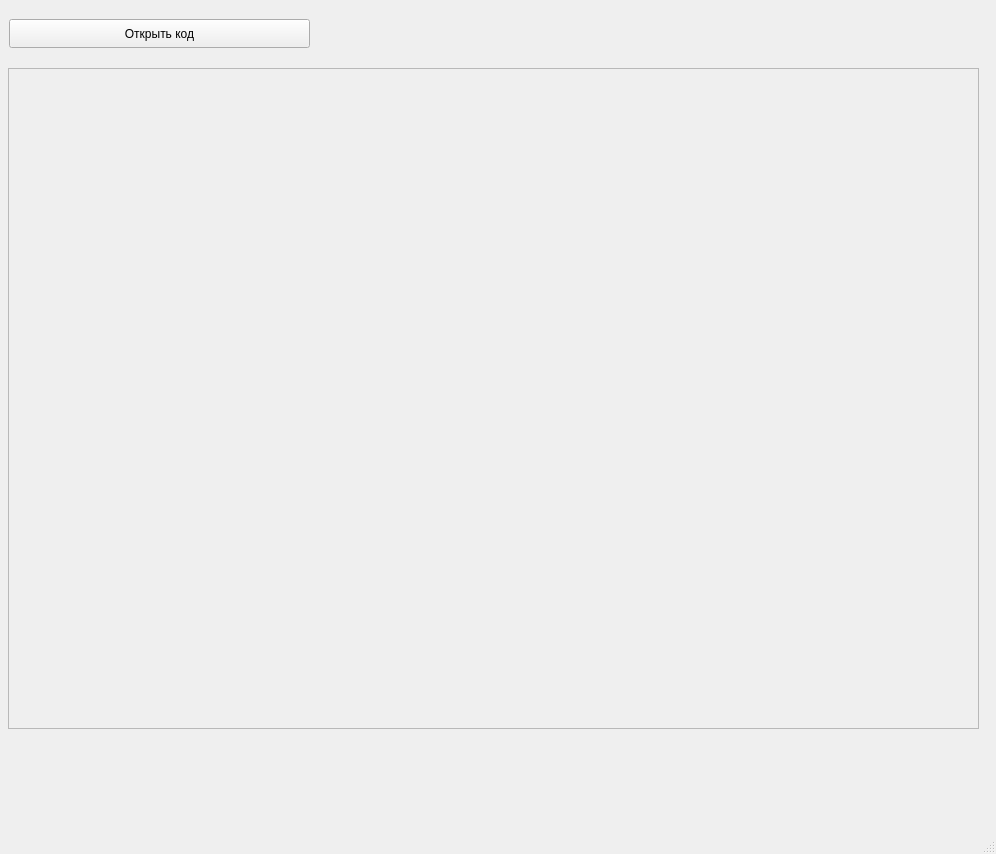
First picture: the form in mainwindow.ui, repository r0ka-op/221_3210_Navruzov, before the edit.
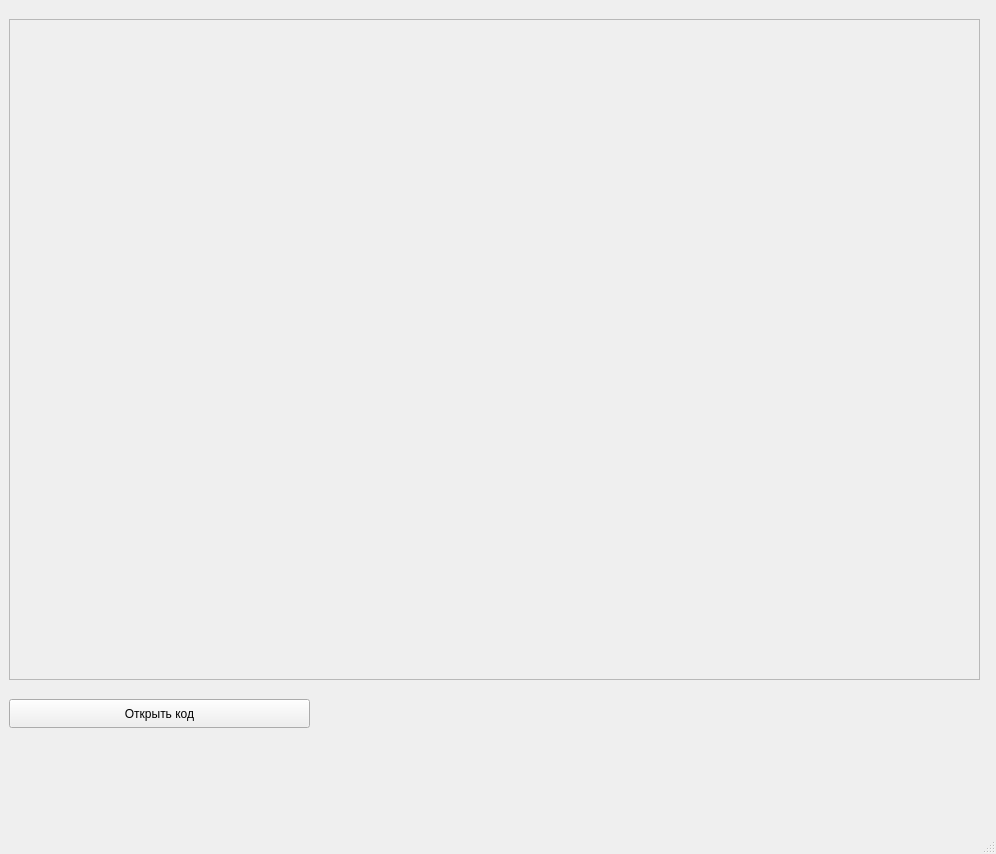
Second picture: the form after the edit.

Patch:
```diff
--- a/mainwindow.ui
+++ b/mainwindow.ui
@@ -117,7 +117,7 @@
        <property name="geometry">
         <rect>
          <x>10</x>
-         <y>20</y>
+         <y>700</y>
          <width>301</width>
          <height>29</height>
         </rect>
@@ -129,8 +129,8 @@
       <widget class="QFrame" name="frame">
        <property name="geometry">
         <rect>
-         <x>9</x>
-         <y>69</y>
+         <x>10</x>
+         <y>20</y>
          <width>971</width>
          <height>661</height>
         </rect>
```
